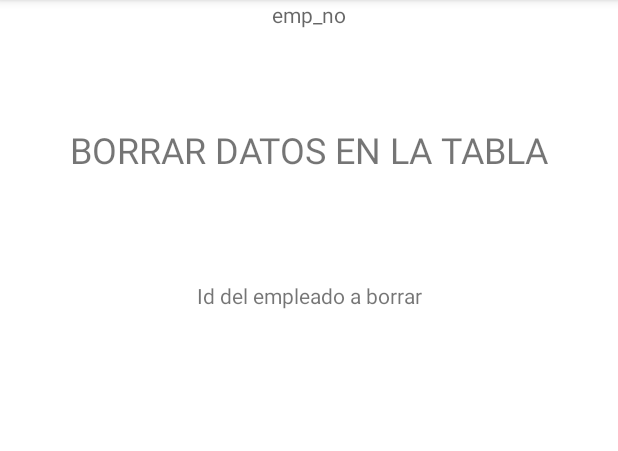
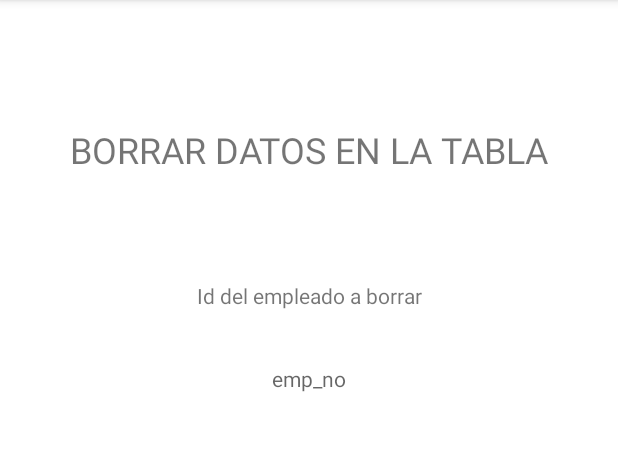
Before and after one commit to sergiorg03/SQLite, an Android app: the Borrar screen opened directly, with no data from a screen before it, on a phone screen of 412 x 824 dp, the part 84-535 px from its top. Run offline under Robolectric (Android 15) with nearby library versions, the phone set to English and light mode, and no system bars; 2 statements that could not run were skipped.

Commit message:
Finished the borrar class methods and set the Volver method in modificar class

```diff
--- a/app/src/main/java/com/example/sqlite/Modificar.java
+++ b/app/src/main/java/com/example/sqlite/Modificar.java
@@ -35,4 +35,8 @@ public class Modificar extends AppCompatActivity {
     public void modificarDatos(View view){
         DDBBM.insert(creacionDeCadenasUpdate());
     }
+
+    public void volver (View view){
+        onBackPressed();
+    }
 }
--- a/app/src/main/res/layout/activity_borrar.xml
+++ b/app/src/main/res/layout/activity_borrar.xml
@@ -46,6 +46,7 @@
         android:layout_height="wrap_content"
         android:layout_marginStart="36dp"
         android:layout_marginBottom="49dp"
+        android:onClick="volver"
         android:text="Volver"
         app:layout_constraintBottom_toBottomOf="parent"
         app:layout_constraintStart_toStartOf="parent" />
@@ -58,12 +59,12 @@
         android:layout_marginTop="89dp"
         android:layout_marginEnd="54dp"
         android:layout_marginBottom="51dp"
+        android:onClick="confirmarBorrado"
         android:text="Borrar"
         app:layout_constraintBottom_toBottomOf="parent"
         app:layout_constraintEnd_toEndOf="parent"
         app:layout_constraintStart_toEndOf="@+id/BotonVolverInsert"
-        app:layout_constraintTop_toBottomOf="@+id/Errores"
-        android:onClick="BorrarDatos"/>
+        app:layout_constraintTop_toBottomOf="@+id/Errores" />
 
     <TextView
         android:id="@+id/textView4"
@@ -83,9 +84,10 @@
         android:id="@+id/Emp_noBorrar"
         android:layout_width="wrap_content"
         android:layout_height="wrap_content"
+        android:layout_marginTop="36dp"
         android:hint="emp_no"
         app:layout_constraintEnd_toEndOf="parent"
         app:layout_constraintStart_toStartOf="parent"
-        tools:layout_editor_absoluteY="241dp" />
+        app:layout_constraintTop_toBottomOf="@+id/textView4" />
 
 </androidx.constraintlayout.widget.ConstraintLayout>
--- a/app/src/main/res/layout/activity_modificar.xml
+++ b/app/src/main/res/layout/activity_modificar.xml
@@ -27,6 +27,7 @@
         android:layout_height="wrap_content"
         android:layout_marginStart="36dp"
         android:layout_marginBottom="49dp"
+        android:onClick="volver"
         android:text="Volver"
         app:layout_constraintBottom_toBottomOf="parent"
         app:layout_constraintStart_toStartOf="parent" />
```
Also changed, not shown: app/src/main/java/com/example/sqlite/Borrar.java (+24 -12 lines), app/src/main/java/com/example/sqlite/MainActivity.java (+7 -1 lines).
